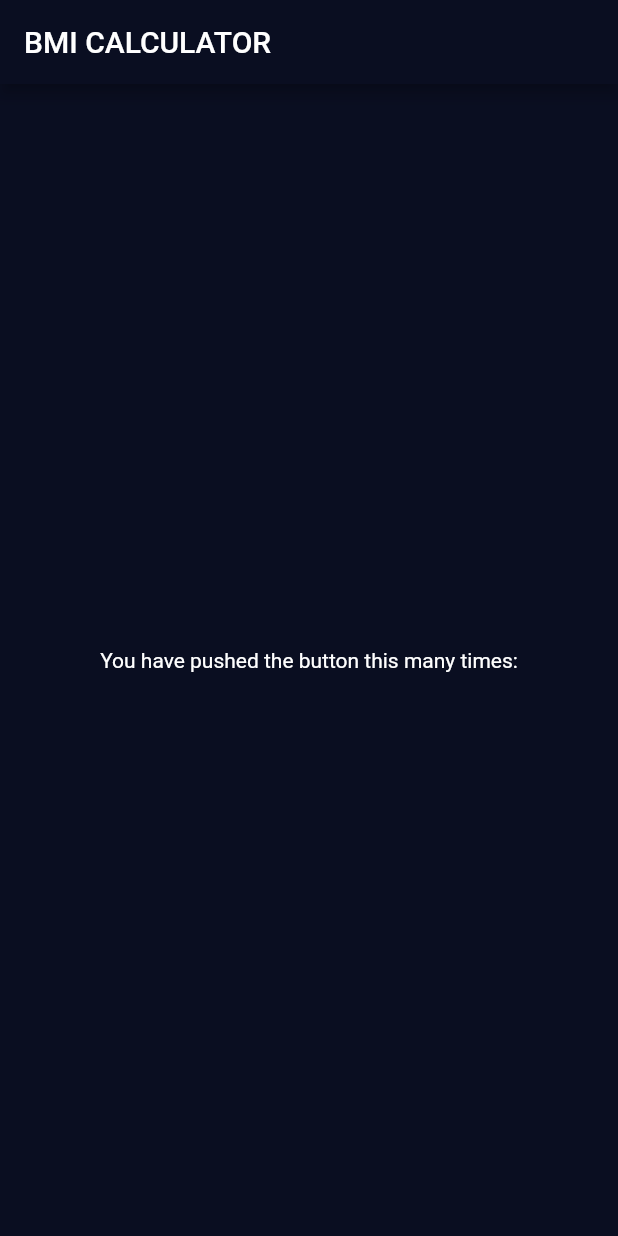
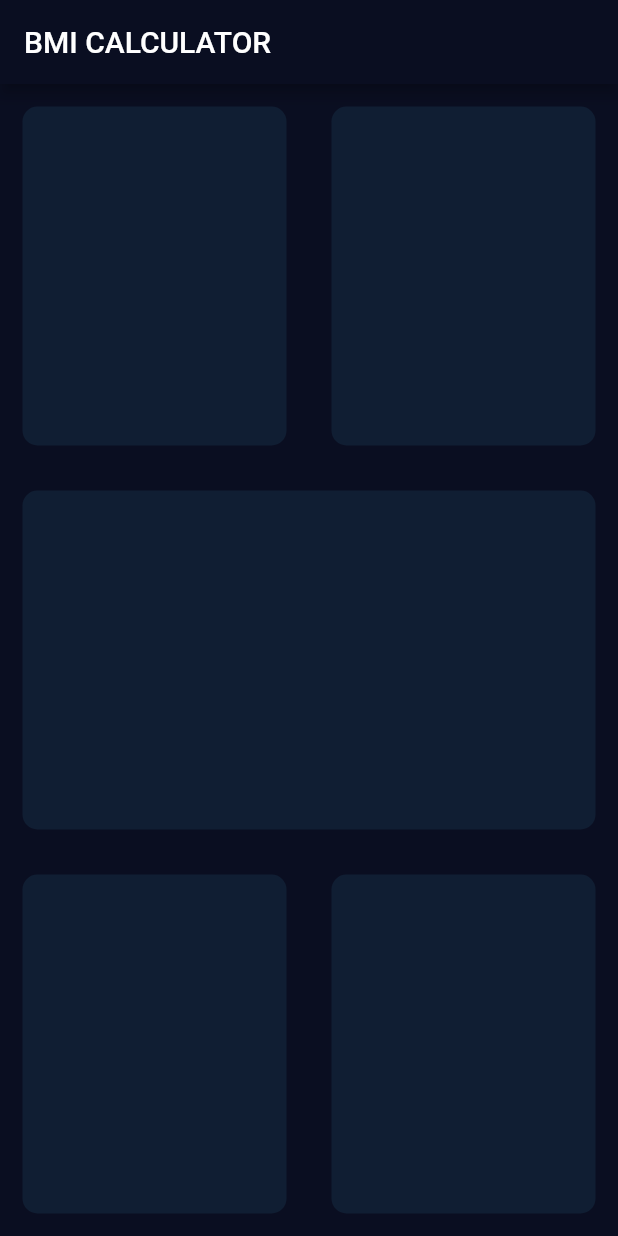
Before and after one commit to bekzodrakhmatof/BMI-CALCULATOR, a Flutter app: the screen it shows after launch, on a phone screen of 412 x 824 dp. Run offline on Flutter 3.47's test engine with Material 2 defaults, Android fonts, the phone set to English and light mode, and no system bars.

```diff
--- a/lib/input_page.dart
+++ b/lib/input_page.dart
@@ -1,4 +1,5 @@
 import 'package:flutter/material.dart';
+import 'reusable_card.dart';
 
 class InputPage extends StatefulWidget {
 
@@ -14,15 +15,46 @@ class _InputPageState extends State<InputPage> {
       appBar: AppBar(
         title: Text("BMI CALCULATOR"),
       ),
-      body: Center(
-        child: Column(
-          mainAxisAlignment: MainAxisAlignment.center,
-          children: <Widget>[
-            Text(
-              'You have pushed the button this many times:',
+      body: Column(
+        children: <Widget>[
+          Expanded(
+            child: Row(
+              children: <Widget>[
+                Expanded(
+                    child: ReusableCard(
+                      color: Color(0xFF101E33),
+                    )
+                ),
+                Expanded(
+                  child: ReusableCard(
+                    color: Color(0xFF101E33),
+                  )
+                ),
+              ],
             ),
-          ],
-        ),
+          ),
+          Expanded(
+            child: ReusableCard(
+              color: Color(0xFF101E33),
+            )
+          ),
+          Expanded(
+            child: Row(
+              children: <Widget>[
+                Expanded(
+                  child: ReusableCard(
+                    color: Color(0xFF101E33),
+                  )
+                ),
+                Expanded(
+                  child: ReusableCard(
+                    color: Color(0xFF101E33),
+                  )
+                ),
+              ],
+            ),
+          ),
+        ],
       ),
     );
   }
--- /dev/null
+++ b/lib/reusable_card.dart
@@ -0,0 +1,17 @@
+import 'package:flutter/cupertino.dart';
+
+class ReusableCard extends StatelessWidget {
+
+  ReusableCard({@required this.color});
+  final Color color;
+  @override
+  Widget build(BuildContext context) {
+    return Container(
+        margin: EdgeInsets.all(15),
+        decoration: BoxDecoration(
+          color: color,
+          borderRadius: BorderRadius.circular(10),
+        )
+    );
+  }
+}
```
